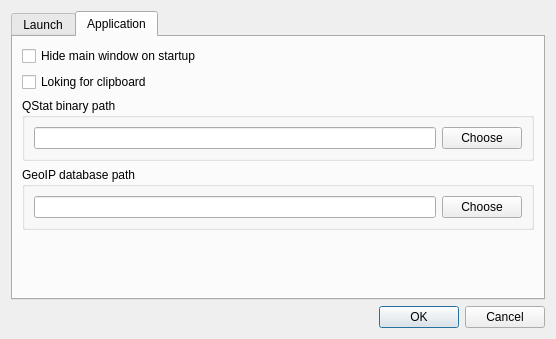
This is src/options_dialog.ui in navrocky/urtconnector as Qt 5 draws it before an edit. The edited form follows.
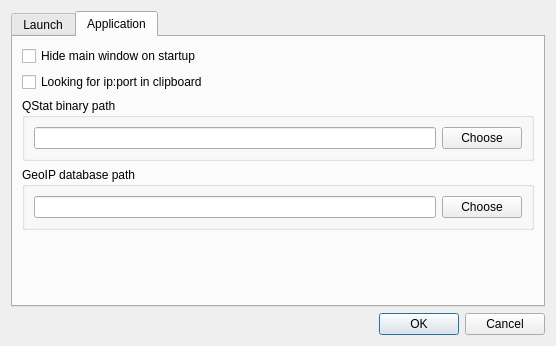
This is the edited form. The open tabs and pages were chosen to show the change. Icons and pictures are not drawn.

What changed in the file:
```diff
--- a/src/options_dialog.ui
+++ b/src/options_dialog.ui
@@ -7,7 +7,7 @@
     <x>0</x>
     <y>0</y>
     <width>556</width>
-    <height>339</height>
+    <height>346</height>
    </rect>
   </property>
   <property name="windowTitle">
@@ -178,7 +178,7 @@
        <item>
         <widget class="QCheckBox" name="looking_for_clip">
          <property name="text">
-          <string>Loking for clipboard</string>
+          <string>Looking for ip:port in clipboard</string>
          </property>
         </widget>
        </item>
```
Left out of the diff: 2 changed lines with no effect on the pictures.
